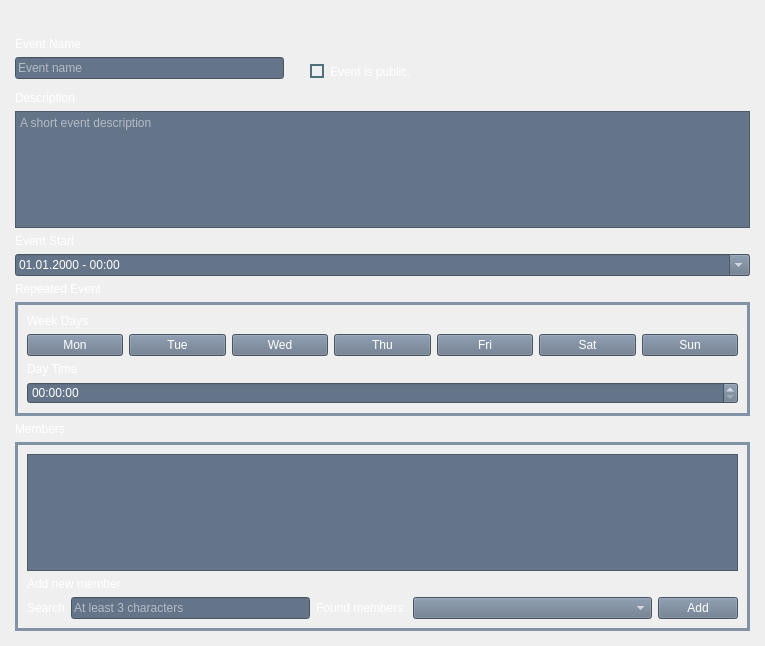
First picture: the form in src/app/gui/forms/widgeteventsettings.ui, repository botorabi/Meet4Eat-Desktop, before the edit.
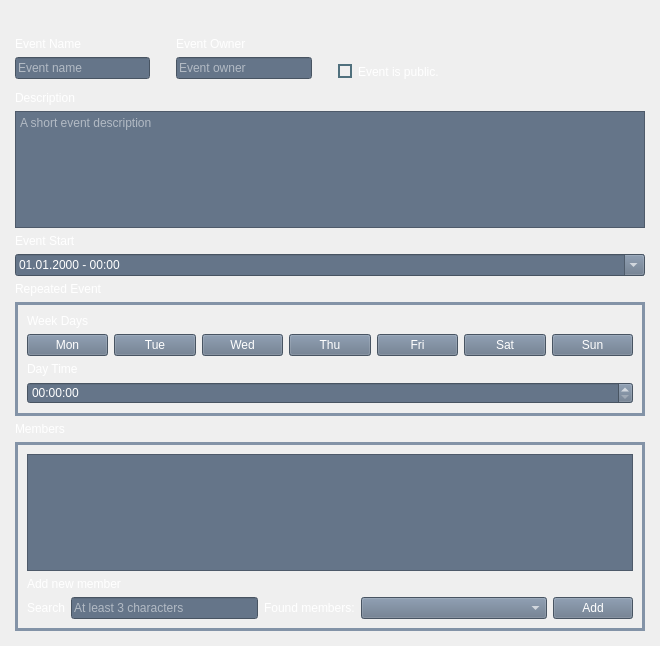
Second picture: the form after the edit. Icons and pictures are not drawn.

Commit message:
Desktop client: first feature complete event editor version
- Added support for event updating
- Improved the user authentication

The edit to the form file:
```diff
--- a/src/app/gui/forms/widgeteventsettings.ui
+++ b/src/app/gui/forms/widgeteventsettings.ui
@@ -6,7 +6,7 @@
    <rect>
     <x>0</x>
     <y>0</y>
-    <width>765</width>
+    <width>660</width>
     <height>646</height>
    </rect>
   </property>
@@ -138,6 +138,59 @@
                 </property>
                </spacer>
               </item>
+              <item>
+               <layout class="QVBoxLayout" name="verticalLayout_10">
+                <item>
+                 <spacer name="verticalSpacer_3">
+                  <property name="orientation">
+                   <enum>Qt::Vertical</enum>
+                  </property>
+                  <property name="sizeHint" stdset="0">
+                   <size>
+                    <width>20</width>
+                    <height>40</height>
+                   </size>
+                  </property>
+                 </spacer>
+                </item>
+                <item>
+                 <widget class="QLabel" name="label_12">
+                  <property name="text">
+                   <string>Event Owner</string>
+                  </property>
+                 </widget>
+                </item>
+                <item>
+                 <widget class="QLineEdit" name="lineEditOwner">
+                  <property name="maxLength">
+                   <number>32</number>
+                  </property>
+                  <property name="readOnly">
+                   <bool>true</bool>
+                  </property>
+                  <property name="placeholderText">
+                   <string>Event owner</string>
+                  </property>
+                 </widget>
+                </item>
+               </layout>
+              </item>
+              <item>
+               <spacer name="horizontalSpacer_3">
+                <property name="orientation">
+                 <enum>Qt::Horizontal</enum>
+                </property>
+                <property name="sizeType">
+                 <enum>QSizePolicy::Minimum</enum>
+                </property>
+                <property name="sizeHint" stdset="0">
+                 <size>
+                  <width>20</width>
+                  <height>20</height>
+                 </size>
+                </property>
+               </spacer>
+              </item>
               <item>
                <layout class="QVBoxLayout" name="verticalLayout_3">
                 <item>
```
The commit also changes 15 other files.
